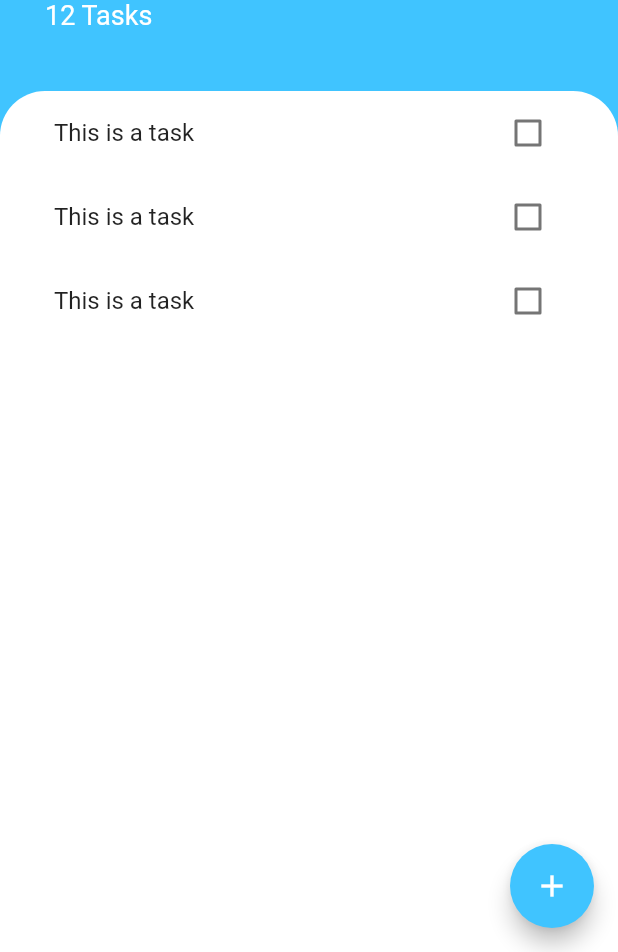
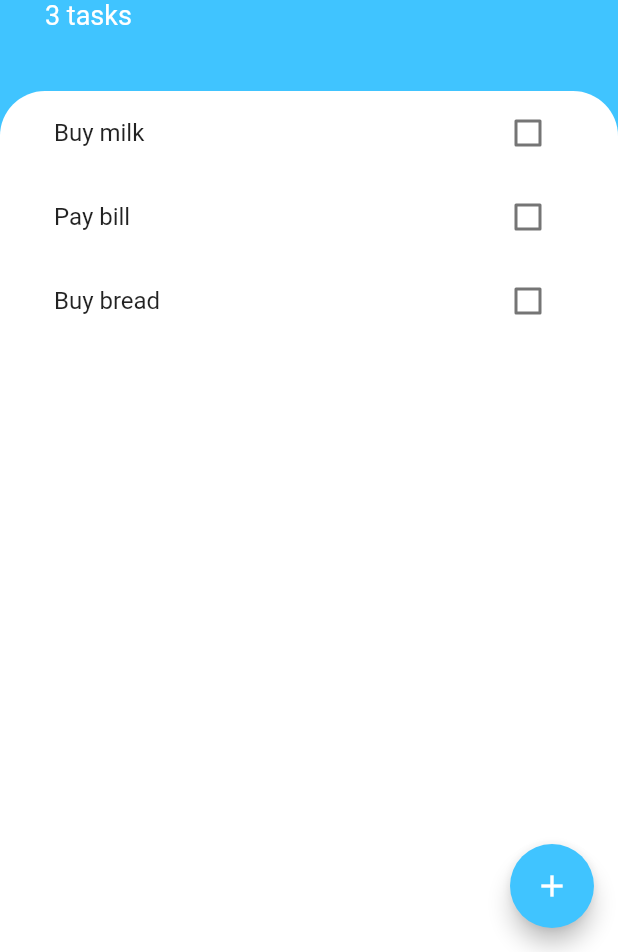
Before and after one commit to ShijuPJohn/todoey_flutter, a Flutter app: the screen it shows after launch, on a phone screen of 412 x 824 dp, the part 284-1236 px from its top. Run offline on Flutter 3.47's test engine with Material 2 defaults, Android fonts, the phone set to English and light mode, and no system bars.

Commit message:
lift state up to task screen and pass it down to other screens

```diff
--- a/lib/screens/tasks_screen.dart
+++ b/lib/screens/tasks_screen.dart
@@ -1,11 +1,20 @@
 import 'package:flutter/cupertino.dart';
 import 'package:flutter/material.dart';
+import 'package:todoey_flutter/models/task.dart';
 import 'package:todoey_flutter/screens/add_task_screen.dart';
 import 'package:todoey_flutter/widgets/tasks_list.dart';
 
-class TasksScreen extends StatelessWidget {
+class TasksScreen extends StatefulWidget {
+  @override
+  _TasksScreenState createState() => _TasksScreenState();
+}
 
-
+class _TasksScreenState extends State<TasksScreen> {
+  List<Task> tasks = [
+    Task(name: 'Buy milk'),
+    Task(name: 'Pay bill'),
+    Task(name: 'Buy bread'),
+  ];
 
   @override
   Widget build(BuildContext context) {
@@ -45,7 +54,7 @@ class TasksScreen extends StatelessWidget {
                   ),
                 ),
                 Text(
-                  '12 Tasks',
+                  '${tasks.length} tasks',
                   style: TextStyle(fontSize: 18.0, color: Colors.white),
                 ),
                 SizedBox(
@@ -57,7 +66,7 @@ class TasksScreen extends StatelessWidget {
           Expanded(
             child: Container(
               padding: EdgeInsets.symmetric(horizontal: 20.0),
-              child: TasksList(),
+              child: TasksList(tasks: tasks),
               decoration: BoxDecoration(
                 color: Colors.white,
                 borderRadius: BorderRadius.only(
@@ -72,7 +81,17 @@ class TasksScreen extends StatelessWidget {
       floatingActionButton: FloatingActionButton(
         backgroundColor: Colors.lightBlueAccent,
         onPressed: () {
-          showModalBottomSheet(context: context, builder: (context)=>AddTaskScreen());
+          showModalBottomSheet(
+              context: context,
+              builder: (context) => AddTaskScreen(
+                    addTasks: (newValue) {
+                      setState(() {
+                        tasks.add(Task(
+                          name: newValue,
+                        ));
+                      });
+                    },
+                  ));
         },
         child: Icon(
           Icons.add,
--- a/lib/widgets/tasks_list.dart
+++ b/lib/widgets/tasks_list.dart
@@ -2,24 +2,31 @@ import 'package:flutter/cupertino.dart';
 import 'package:todoey_flutter/models/task.dart';
 import 'package:todoey_flutter/widgets/tasks_tile.dart';
 
-class TasksList extends StatefulWidget {
+class TasksList extends StatefulWidget{
+  final List<Task> tasks;
+
+  TasksList({this.tasks}) ;
+
   @override
   _TasksListState createState() => _TasksListState();
 }
 
 class _TasksListState extends State<TasksList> {
-  List<Task> tasks = [
-    Task(name: 'Buy milk'),
-    Task(name: 'Pay bill'),
-  ];
-
   @override
   Widget build(BuildContext context) {
-    return ListView(
-      children: <Widget>[
-        TaskTile(),
-        TaskTile(),
-        TaskTile(),
-      ],
+    return ListView.builder(
+      itemCount: widget.tasks.length,
+      itemBuilder: (context, index) {
+        return TaskTile(
+            taskTitle: widget.tasks[index].name,
+            isChecked: widget.tasks[index].isDone,
+            checkboxCallback: (checkboxState) {
+               setState(() {
+                 widget.tasks[index].toggleDone();
+               });
+            }
+        );
+      },
     );
-  }}
+  }
+}
--- a/lib/widgets/tasks_tile.dart
+++ b/lib/widgets/tasks_tile.dart
@@ -2,22 +2,24 @@ import 'package:flutter/cupertino.dart';
 import 'package:flutter/material.dart';
 
 class TaskTile extends StatelessWidget {
-  final bool isChecked = false;
+  final bool isChecked;
+  final String taskTitle;
+  final Function checkboxCallback;
+
+  TaskTile({this.isChecked = false, this.taskTitle, this.checkboxCallback});
 
   @override
   Widget build(BuildContext context) {
     return ListTile(
       title: Text(
-        'This is a task',
+        taskTitle,
         style: TextStyle(
             decoration: isChecked ? TextDecoration.lineThrough : null),
       ),
       trailing: Checkbox(
         activeColor: Colors.lightBlueAccent,
         value: isChecked,
-        onChanged: (bool value) {
-//          onChange(value);
-        },
+        onChanged: checkboxCallback
       ),
     );
   }
--- a/pubspec.yaml
+++ b/pubspec.yaml
@@ -23,6 +23,7 @@ environment:
 dependencies:
   flutter:
     sdk: flutter
+  provider: ^4.3.2+1
 
 
   # The following adds the Cupertino Icons font to your application.
```
Also changed, not shown: lib/screens/add_task_screen.dart (+14 -8 lines), pubspec.lock.
